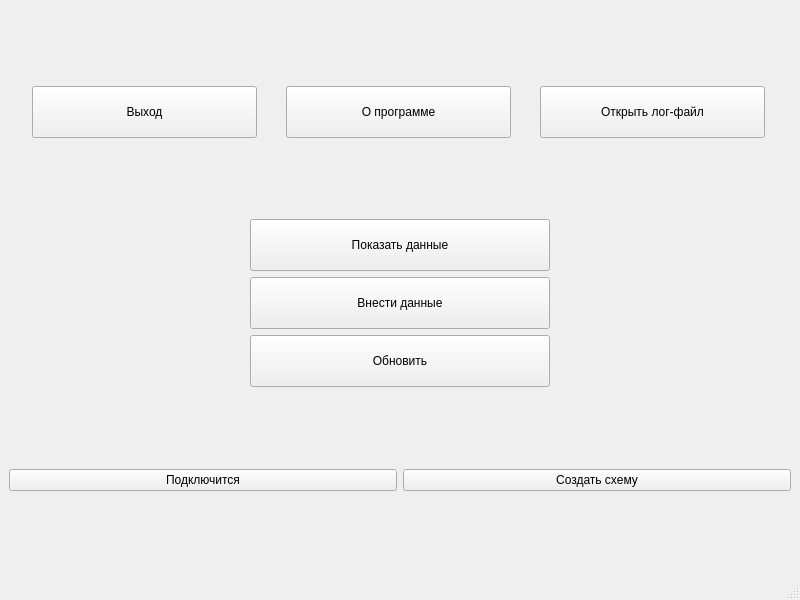
First picture: the form in app/ui/main_window.ui, repository hsugvusrihgvir/hotel_app, before the edit.
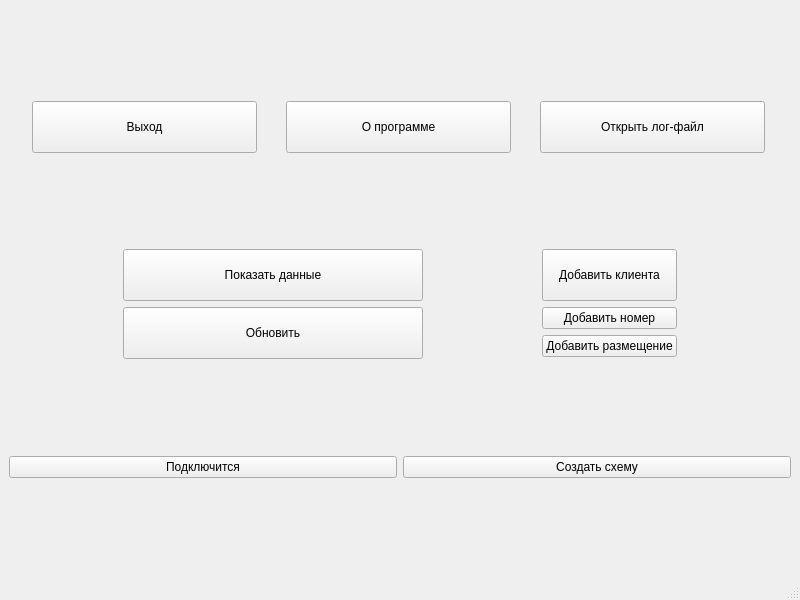
Second picture: the form after the edit.

Commit message: диалоговые окна

Diff of the .ui file:
```diff
--- a/app/ui/main_window.ui
+++ b/app/ui/main_window.ui
@@ -190,19 +190,6 @@
           </property>
          </widget>
         </item>
-        <item>
-         <widget class="QPushButton" name="btnEnterData">
-          <property name="minimumSize">
-           <size>
-            <width>0</width>
-            <height>52</height>
-           </size>
-          </property>
-          <property name="text">
-           <string>Внести данные</string>
-          </property>
-         </widget>
-        </item>
         <item>
          <widget class="QPushButton" name="btnUpdate">
           <property name="minimumSize">
@@ -218,6 +205,50 @@
         </item>
        </layout>
       </item>
+      <item>
+       <spacer name="horizontalSpacer_3">
+        <property name="orientation">
+         <enum>Qt::Orientation::Horizontal</enum>
+        </property>
+        <property name="sizeHint" stdset="0">
+         <size>
+          <width>40</width>
+          <height>20</height>
+         </size>
+        </property>
+       </spacer>
+      </item>
+      <item>
+       <layout class="QVBoxLayout" name="verticalLayout">
+        <item>
+         <widget class="QPushButton" name="btnAddClient">
+          <property name="minimumSize">
+           <size>
+            <width>0</width>
+            <height>52</height>
+           </size>
+          </property>
+          <property name="text">
+           <string>Добавить клиента</string>
+          </property>
+         </widget>
+        </item>
+        <item>
+         <widget class="QPushButton" name="btnAddRoom">
+          <property name="text">
+           <string>Добавить номер</string>
+          </property>
+         </widget>
+        </item>
+        <item>
+         <widget class="QPushButton" name="btnAddStays">
+          <property name="text">
+           <string>Добавить размещение</string>
+          </property>
+         </widget>
+        </item>
+       </layout>
+      </item>
       <item>
        <spacer name="horizontalSpacer_2">
         <property name="orientation">
```
The commit also changes 4 other files.
